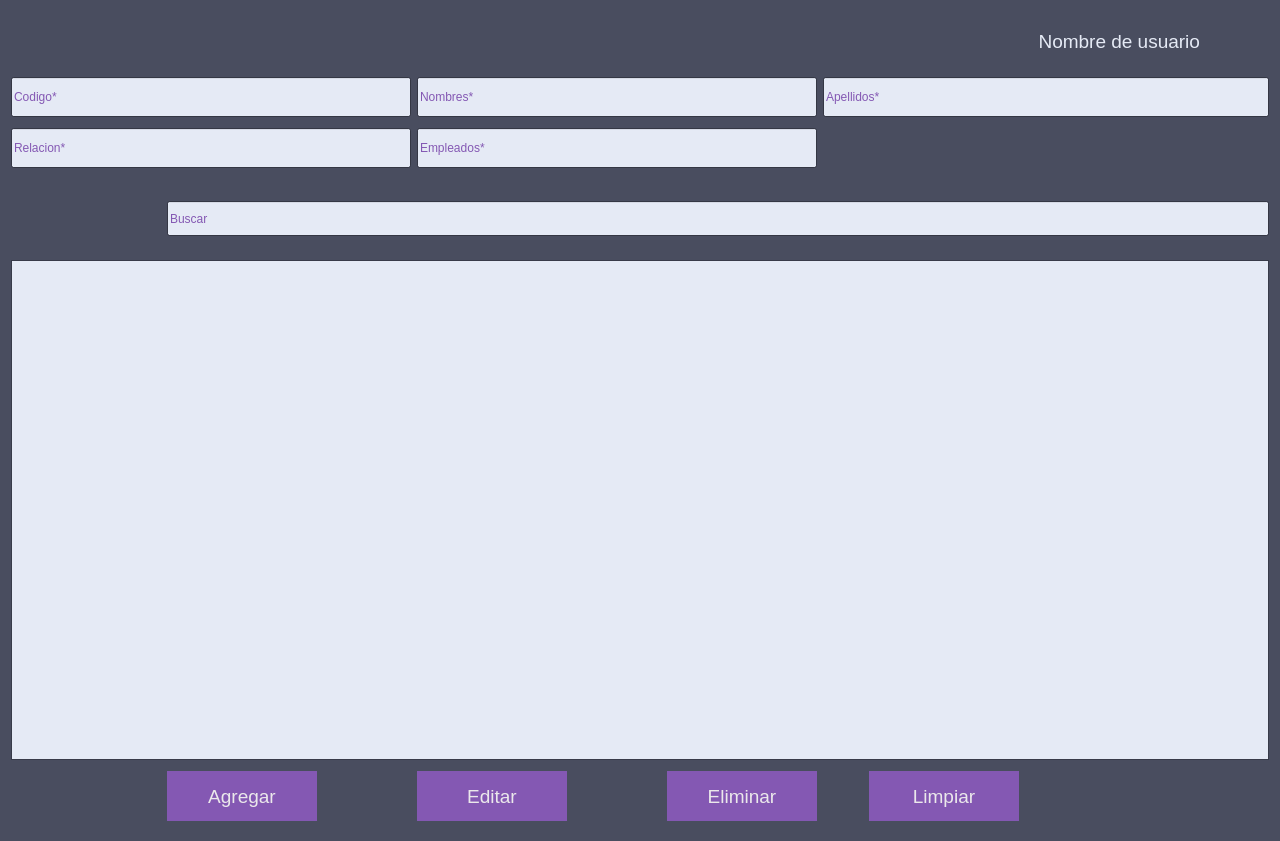
This is vistas/UIs/frmDependientes.ui in andyy-nr/pda-proyecto as Qt 5 draws it before an edit. The edited form follows.
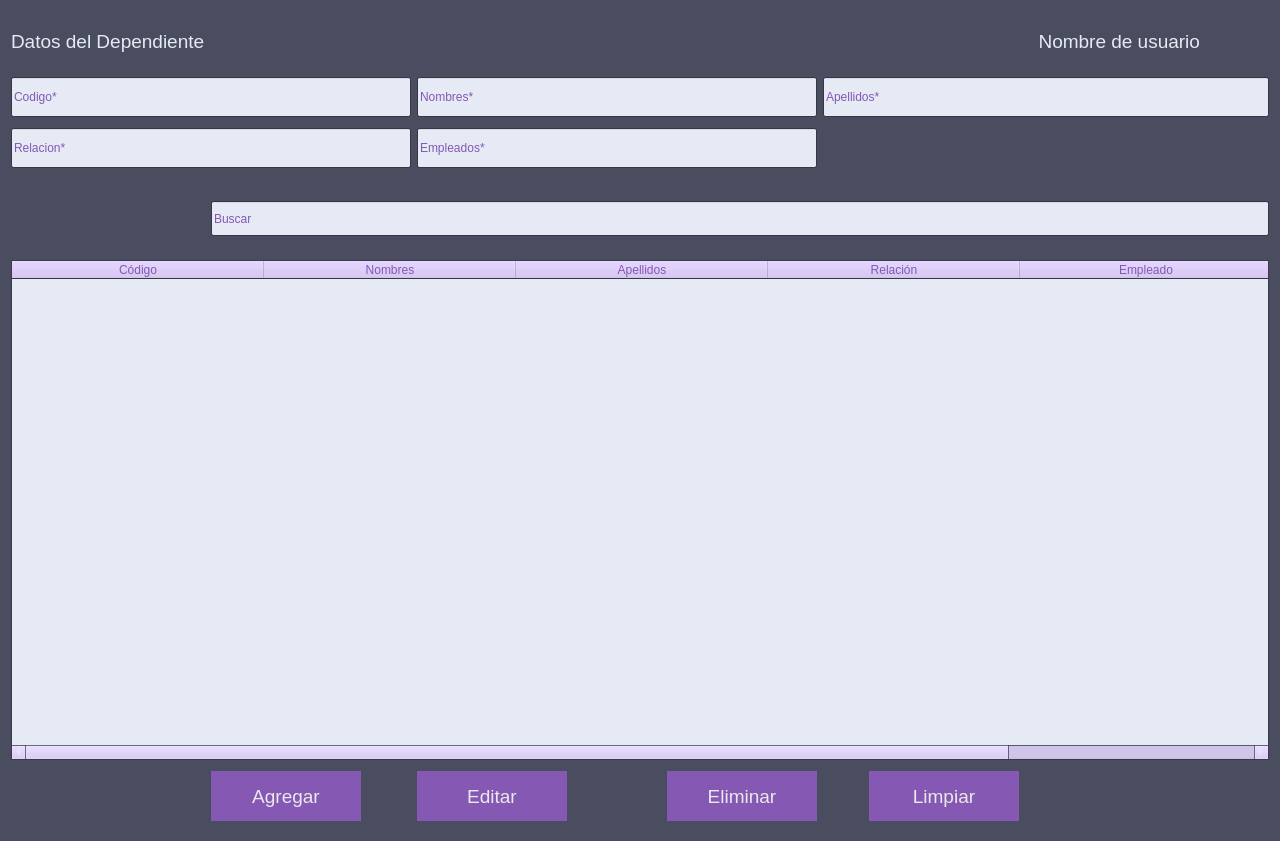
This is the edited form. Icons and pictures are not drawn.

```diff
--- a/vistas/UIs/frmDependientes.ui
+++ b/vistas/UIs/frmDependientes.ui
@@ -6,7 +6,7 @@
    <rect>
     <x>0</x>
     <y>0</y>
-    <width>1276</width>
+    <width>1277</width>
     <height>841</height>
    </rect>
   </property>
@@ -599,40 +599,6 @@
      </property>
     </widget>
    </item>
-   <item row="0" column="0" alignment="Qt::AlignLeft">
-    <widget class="QPushButton" name="btn_regresar">
-     <property name="minimumSize">
-      <size>
-       <width>50</width>
-       <height>50</height>
-      </size>
-     </property>
-     <property name="maximumSize">
-      <size>
-       <width>50</width>
-       <height>50</height>
-      </size>
-     </property>
-     <property name="styleSheet">
-      <string notr="true">border-style: outset;
-background-color: :#494D5F;
-</string>
-     </property>
-     <property name="text">
-      <string/>
-     </property>
-     <property name="icon">
-      <iconset resource="../imagenes/imagenes.qrc">
-       <normaloff>:/iconos/Flecha.png</normaloff>:/iconos/Flecha.png</iconset>
-     </property>
-     <property name="iconSize">
-      <size>
-       <width>40</width>
-       <height>40</height>
-      </size>
-     </property>
-    </widget>
-   </item>
    <item row="6" column="3">
     <widget class="QPushButton" name="btn_editar">
      <property name="minimumSize">
@@ -705,8 +671,33 @@
      </property>
     </widget>
    </item>
+   <item row="2" column="3" colspan="3">
+    <widget class="QLineEdit" name="txt_empleados">
+     <property name="minimumSize">
+      <size>
+       <width>400</width>
+       <height>40</height>
+      </size>
+     </property>
+     <property name="placeholderText">
+      <string>Empleados*</string>
+     </property>
+    </widget>
+   </item>
+   <item row="0" column="0">
+    <widget class="QLabel" name="label">
+     <property name="font">
+      <font>
+       <pointsize>14</pointsize>
+      </font>
+     </property>
+     <property name="text">
+      <string>Datos del Dependiente</string>
+     </property>
+    </widget>
+   </item>
    <item row="5" column="0" colspan="8">
-    <widget class="QTableView" name="tbl_dependientes">
+    <widget class="QTableWidget" name="tbl_dependientes">
      <property name="sizePolicy">
       <sizepolicy hsizetype="Ignored" vsizetype="Ignored">
        <horstretch>0</horstretch>
@@ -728,19 +719,40 @@
      <property name="contextMenuPolicy">
       <enum>Qt::CustomContextMenu</enum>
      </property>
-    </widget>
-   </item>
-   <item row="2" column="3" colspan="3">
-    <widget class="QLineEdit" name="txt_empleados">
-     <property name="minimumSize">
-      <size>
-       <width>400</width>
-       <height>40</height>
-      </size>
+     <property name="sizeAdjustPolicy">
+      <enum>QAbstractScrollArea::AdjustToContents</enum>
      </property>
-     <property name="placeholderText">
-      <string>Empleados*</string>
-     </property>
+     <attribute name="horizontalHeaderDefaultSectionSize">
+      <number>252</number>
+     </attribute>
+     <attribute name="horizontalHeaderStretchLastSection">
+      <bool>true</bool>
+     </attribute>
+     <column>
+      <property name="text">
+       <string>Código</string>
+      </property>
+     </column>
+     <column>
+      <property name="text">
+       <string>Nombres</string>
+      </property>
+     </column>
+     <column>
+      <property name="text">
+       <string>Apellidos</string>
+      </property>
+     </column>
+     <column>
+      <property name="text">
+       <string>Relación</string>
+      </property>
+     </column>
+     <column>
+      <property name="text">
+       <string>Empleado</string>
+      </property>
+     </column>
     </widget>
    </item>
   </layout>
```
Left out of the diff: 2 changed lines with no effect on the pictures.
